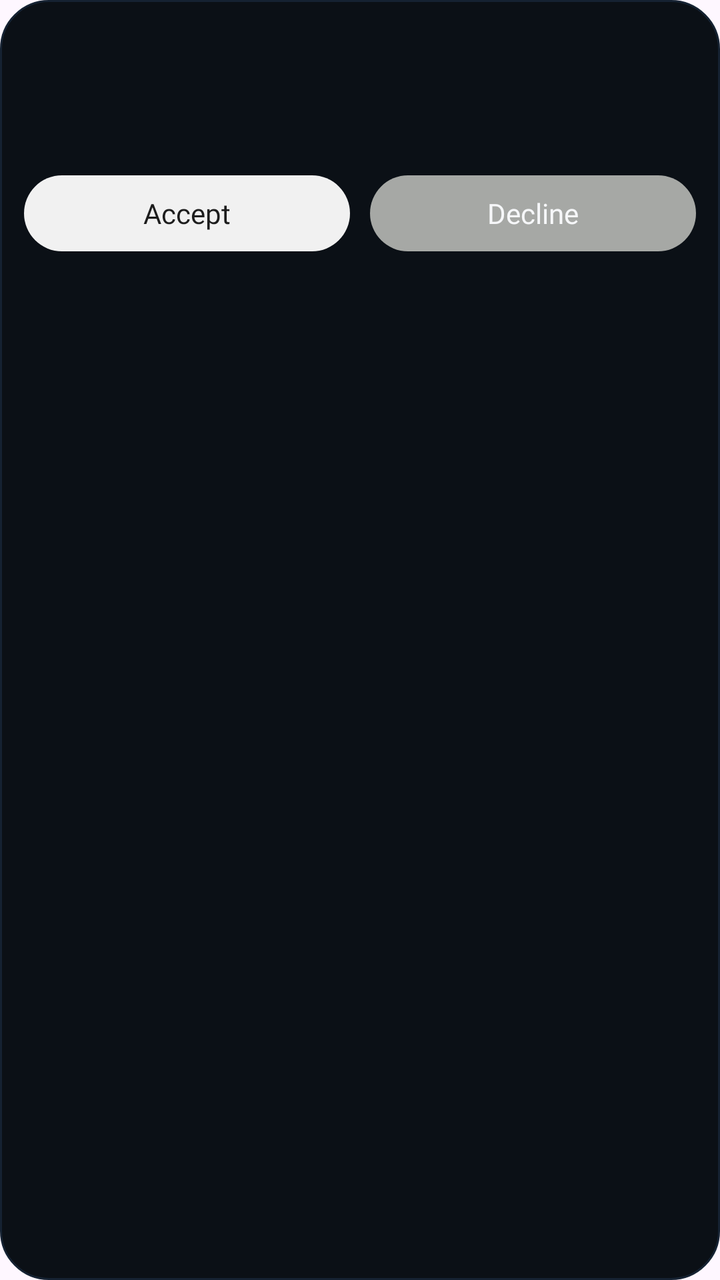
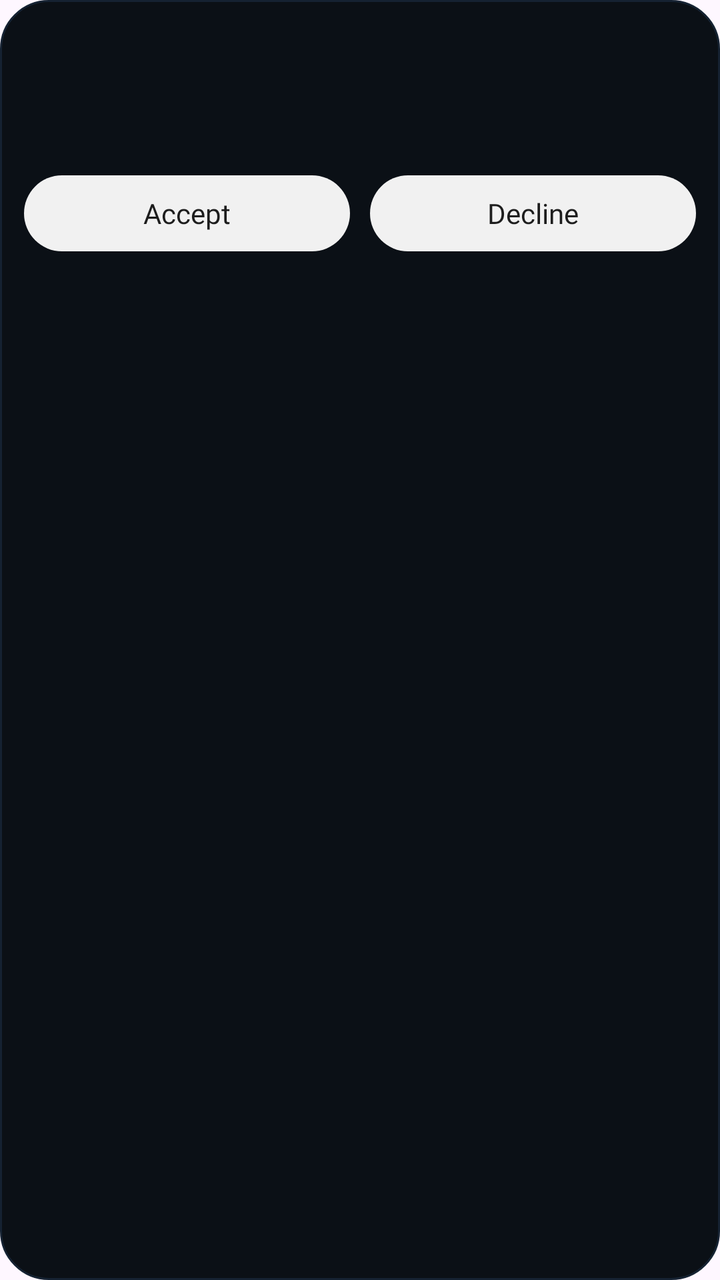

Before-and-after screenshots of an Android layout around one commit, followed by the original layout XML and the change that was made.
<!-- AndroidManifest.xml: application theme Theme.Allot -->
<!-- res/layout/item_coorganizer_invite_card.xml -->
<?xml version="1.0" encoding="utf-8"?>
<LinearLayout xmlns:android="http://schemas.android.com/apk/res/android"
    android:layout_width="match_parent"
    android:layout_height="wrap_content"
    android:layout_marginBottom="12dp"
    android:background="@drawable/bg_my_events_card"
    android:orientation="vertical"
    android:padding="12dp">

    <TextView
        android:id="@+id/titleText"
        android:layout_width="match_parent"
        android:layout_height="wrap_content"
        android:fontFamily="@font/varela_round_regular"
        android:maxLines="2"
        android:textColor="@color/text_primary"
        android:textSize="16sp" />

    <TextView
        android:id="@+id/locationText"
        android:layout_width="match_parent"
        android:layout_height="wrap_content"
        android:layout_marginTop="4dp"
        android:ellipsize="end"
        android:fontFamily="@font/varela_round_regular"
        android:maxLines="1"
        android:textColor="@color/text_secondary"
        android:textSize="14sp" />

    <TextView
        android:id="@+id/dateText"
        android:layout_width="match_parent"
        android:layout_height="wrap_content"
        android:layout_marginTop="2dp"
        android:ellipsize="end"
        android:fontFamily="@font/varela_round_regular"
        android:maxLines="1"
        android:textColor="@color/text_secondary"
        android:textSize="14sp" />

    <LinearLayout
        android:layout_width="match_parent"
        android:layout_height="wrap_content"
        android:layout_marginTop="10dp"
        android:orientation="horizontal">

        <TextView
            android:id="@+id/acceptButton"
            android:layout_width="0dp"
            android:layout_height="38dp"
            android:layout_weight="1"
            android:background="@drawable/bg_waitlist_button"
            android:clickable="true"
            android:focusable="true"
            android:fontFamily="@font/varela_round_regular"
            android:gravity="center"
            android:text="@string/my_events_accept_invite"
            android:textColor="#1D1D1D"
            android:textSize="14sp" />

        <TextView
            android:id="@+id/declineButton"
            android:layout_width="0dp"
            android:layout_height="38dp"
            android:layout_marginStart="10dp"
            android:layout_weight="1"
            android:background="@drawable/bg_waitlist_button_inactive"
            android:clickable="true"
            android:focusable="true"
            android:fontFamily="@font/varela_round_regular"
            android:gravity="center"
            android:text="@string/my_events_decline_invite"
            android:textColor="@color/text_primary"
            android:textSize="14sp" />
    </LinearLayout>
</LinearLayout>
<!-- resources referenced by this layout -->
<resources>
  <color name="text_primary">#F6F7F9</color>
  <color name="text_secondary">#B8BCC4</color>
  <!-- drawable bg_my_events_card (drawable) -->
  <?xml version="1.0" encoding="utf-8"?>
  <shape xmlns:android="http://schemas.android.com/apk/res/android"
      android:shape="rectangle">
      <solid android:color="#0B1016" />
      <stroke
          android:width="1dp"
          android:color="#152232" />
      <corners android:radius="24dp" />
  </shape>
  <!-- drawable bg_waitlist_button (drawable) -->
  <?xml version="1.0" encoding="utf-8"?>
  <shape xmlns:android="http://schemas.android.com/apk/res/android" android:shape="rectangle">
      <solid android:color="#F1F1F1" />
      <corners android:radius="22dp" />
  </shape>
  <!-- drawable bg_waitlist_button_inactive (drawable) -->
  <?xml version="1.0" encoding="utf-8"?>
  <shape xmlns:android="http://schemas.android.com/apk/res/android" android:shape="rectangle">
      <solid android:color="#A6A8A5" />
      <corners android:radius="22dp" />
  </shape>
  <string name="my_events_accept_invite">Accept</string>
  <string name="my_events_decline_invite">Decline</string>
  <style name="Theme.Allot" parent="Base.Theme.Allot" />
  <style name="Base.Theme.Allot" parent="Theme.Material3.DayNight.NoActionBar">
          
          
      </style>
</resources>

<!-- the commit's change to res/layout/item_coorganizer_invite_card.xml (unified diff, before → after) -->
@@ -64,13 +64,13 @@
             android:layout_height="38dp"
             android:layout_marginStart="10dp"
             android:layout_weight="1"
-            android:background="@drawable/bg_waitlist_button_inactive"
+            android:background="@drawable/bg_waitlist_button"
             android:clickable="true"
             android:focusable="true"
             android:fontFamily="@font/varela_round_regular"
             android:gravity="center"
             android:text="@string/my_events_decline_invite"
-            android:textColor="@color/text_primary"
+            android:textColor="#1D1D1D"
             android:textSize="14sp" />
     </LinearLayout>
 </LinearLayout>
<!-- resource entries referenced after the edit -->
@@ -18,12 +18,6 @@
       <solid android:color="#F1F1F1" />
       <corners android:radius="22dp" />
   </shape>
-  <!-- drawable bg_waitlist_button_inactive (drawable) -->
-  <?xml version="1.0" encoding="utf-8"?>
-  <shape xmlns:android="http://schemas.android.com/apk/res/android" android:shape="rectangle">
-      <solid android:color="#A6A8A5" />
-      <corners android:radius="22dp" />
-  </shape>
   <string name="my_events_accept_invite">Accept</string>
   <string name="my_events_decline_invite">Decline</string>
   <style name="Theme.Allot" parent="Base.Theme.Allot" />
